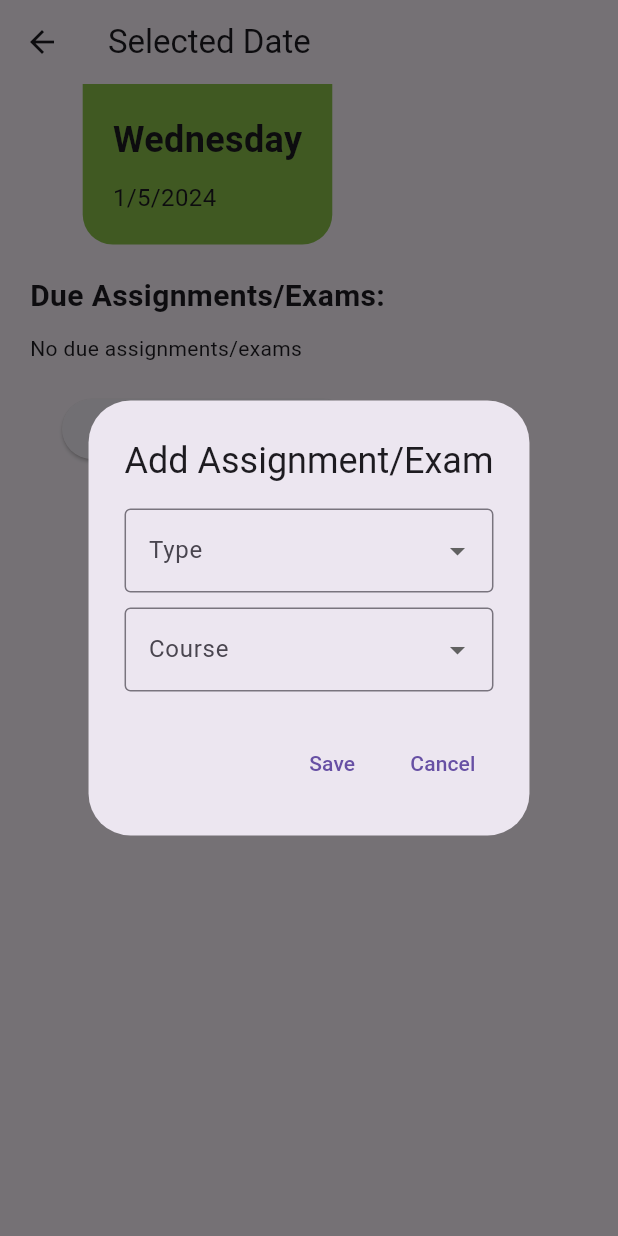
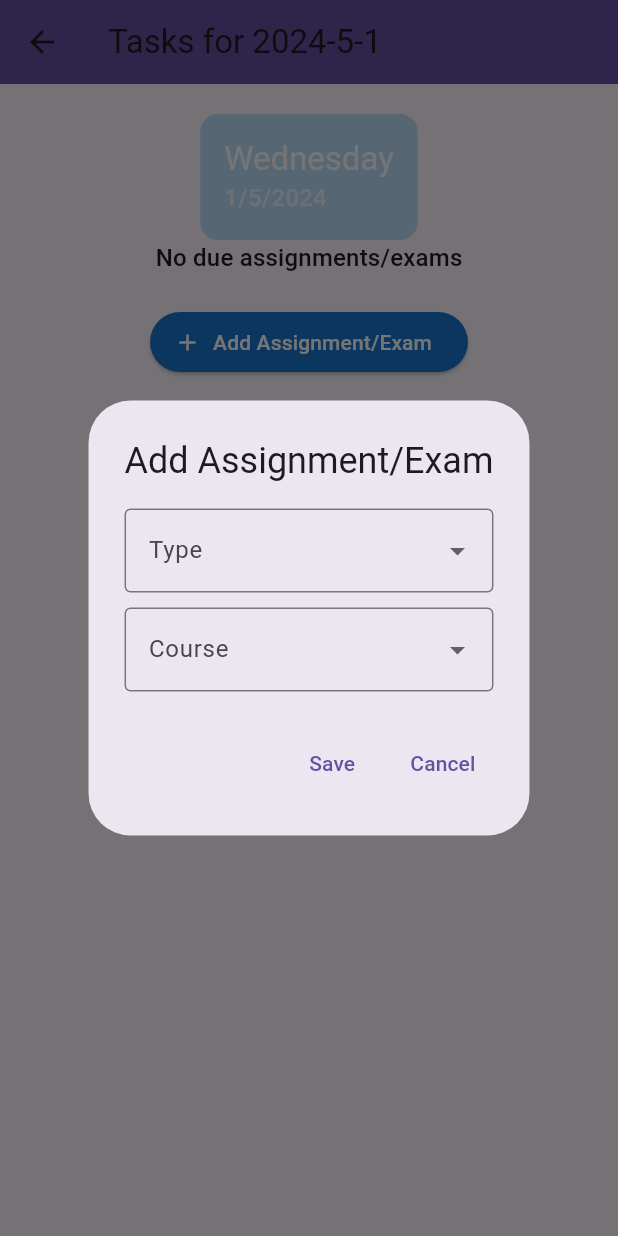
Before and after one commit to TemariBetProject/temari_bet_elearning_app, a Flutter app: the DateScreen screen opened directly with empty values, after a tap on "Add Assignment/Exam", on a phone screen of 412 x 824 dp. Run offline on Flutter 3.47's test engine with Material 3 defaults, Android fonts, the light colour scheme and no system bars; our stand-ins replace jwt_decoder, shared_preferences, youtube_player_flutter; accounts and stored records are empty.

Commit message:
task registration improved

```diff
--- a/lib/screens/calendar/date_screen.dart
+++ b/lib/screens/calendar/date_screen.dart
@@ -33,77 +33,91 @@ class _DateScreenState extends State<DateScreen> {
 
   @override
   Widget build(BuildContext context) {
+    ThemeData theme = Theme.of(context);
     return Scaffold(
       appBar: AppBar(
-        title: Text('Selected Date'),
+        title: Text('Tasks for ${_formatDate(widget.selectedDate)}'),
+        backgroundColor: theme.primaryColor,
       ),
-      body: Column(
+      body: SingleChildScrollView(
+        child: Center(
+          child: Column(
             children: [
-          Container(
-            padding: EdgeInsets.all(20),
+              SizedBox(height: 20),
+              _buildDateInfo(theme),
+              _buildTasksList(theme),
+              SizedBox(height: 20),
+              ElevatedButton.icon(
+                onPressed: _showAddDialog,
+                icon: Icon(Icons.add),
+                label: Text('Add Assignment/Exam'),
+                style: ElevatedButton.styleFrom(
+                  backgroundColor: theme.primaryColorDark,
+                  foregroundColor: Colors.white,
+                ),
+              ),
+              SizedBox(height: 20),
+            ],
+          ),
+        ),
+      ),
+    );
+  }
+
+  Widget _buildDateInfo(ThemeData theme) {
+    return Container(
+      padding: EdgeInsets.all(16),
       decoration: BoxDecoration(
-              color: Colors.lightGreen,
-              borderRadius: BorderRadius.only(
-                bottomLeft: Radius.circular(20),
-                bottomRight: Radius.circular(20),
-              ),
+        color: theme.primaryColorLight,
+        borderRadius: BorderRadius.circular(12),
       ),
       child: Column(
         crossAxisAlignment: CrossAxisAlignment.start,
         children: [
           Text(
             _getDayOfWeek(widget.selectedDate.weekday),
-                  style: TextStyle(fontSize: 24, fontWeight: FontWeight.bold),
+            style: theme.textTheme.headline6!.copyWith(color: Colors.white),
           ),
-                SizedBox(height: 10),
           Text(
             '${widget.selectedDate.day}/${widget.selectedDate.month}/${widget.selectedDate.year}',
-                  style: TextStyle(fontSize: 16),
-                ),
-              ],
-            ),
-          ),
-          SizedBox(height: 20),
-          Padding(
-            padding: const EdgeInsets.symmetric(horizontal: 20),
-            child: Column(
-              crossAxisAlignment: CrossAxisAlignment.start,
-              children: [
-                Text(
-                  'Due Assignments/Exams:',
-                  style: TextStyle(fontSize: 20, fontWeight: FontWeight.bold),
-                ),
-                SizedBox(height: 10),
-                Column(
-                  crossAxisAlignment: CrossAxisAlignment.start,
-                  children: _buildDueItemsList(),
-                ),
-              ],
-            ),
-          ),
-          SizedBox(height: 20),
-          ElevatedButton(
-            onPressed: _showAddDialog,
-            child: Text('Add Assignment/Exam'),
+            style: theme.textTheme.subtitle1!.copyWith(color: Colors.white70),
           ),
         ],
       ),
     );
   }
 
-  List<Widget> _buildDueItemsList() {
-    return dueItems.isEmpty
-        ? [Text('No due assignments/exams')]
-        : dueItems.map((item) => Text('- $item')).toList();
+  Widget _buildTasksList(ThemeData theme) {
+    return Column(
+      children: dueItems.isEmpty
+          ? [Text('No due assignments/exams', style: theme.textTheme.subtitle1)]
+          : dueItems
+              .map((item) => Card(
+                    margin: EdgeInsets.all(8),
+                    child: ListTile(
+                      title: Text(item),
+                      trailing: IconButton(
+                        icon: Icon(Icons.delete, color: Colors.red),
+                        onPressed: () {
+                          setState(() {
+                            dueItems.remove(item);
+                            prefs.setStringList(
+                                _formatDate(widget.selectedDate), dueItems);
+                          });
+                        },
+                      ),
+                    ),
+                  ))
+              .toList(),
+    );
   }
 
   void _showAddDialog() {
+    String? type;
+    String? course;
     showDialog(
       context: context,
       builder: (BuildContext context) {
-        String? type;
-        String? course;
-
         return AlertDialog(
           title: Text('Add Assignment/Exam'),
           content: Column(
@@ -115,17 +129,13 @@ class _DateScreenState extends State<DateScreen> {
                   labelText: 'Type',
                   border: OutlineInputBorder(),
                 ),
-                items: ['Exam', 'Assignment'].map((type) {
+                items: ['Exam', 'Assignment'].map((String type) {
                   return DropdownMenuItem<String>(
                     value: type,
                     child: Text(type),
                   );
                 }).toList(),
-                onChanged: (value) {
-                  setState(() {
-                    type = value;
-                  });
-                },
+                onChanged: (value) => type = value,
               ),
               SizedBox(height: 10),
               DropdownButtonFormField<String>(
@@ -141,21 +151,17 @@ class _DateScreenState extends State<DateScreen> {
                   'Amharic',
                   'Social Science',
                   'Civics'
-                ].map((course) {
+                ].map((String course) {
                   return DropdownMenuItem<String>(
                     value: course,
                     child: Text(course),
                   );
                 }).toList(),
-                onChanged: (value) {
-                  setState(() {
-                    course = value;
-                  });
-                },
+                onChanged: (value) => course = value,
               ),
             ],
           ),
-          actions: [
+          actions: <Widget>[
             TextButton(
               onPressed: () {
                 if (type != null && course != null) {
```
Lines whose indentation alone changed are shown as unchanged.
